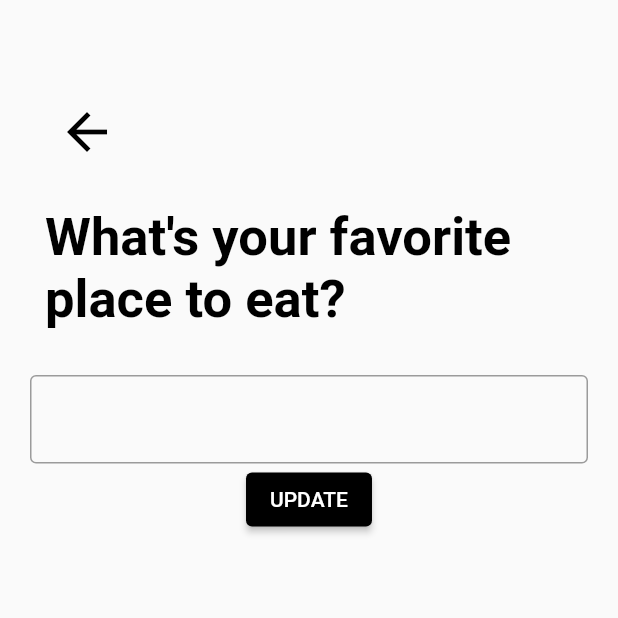
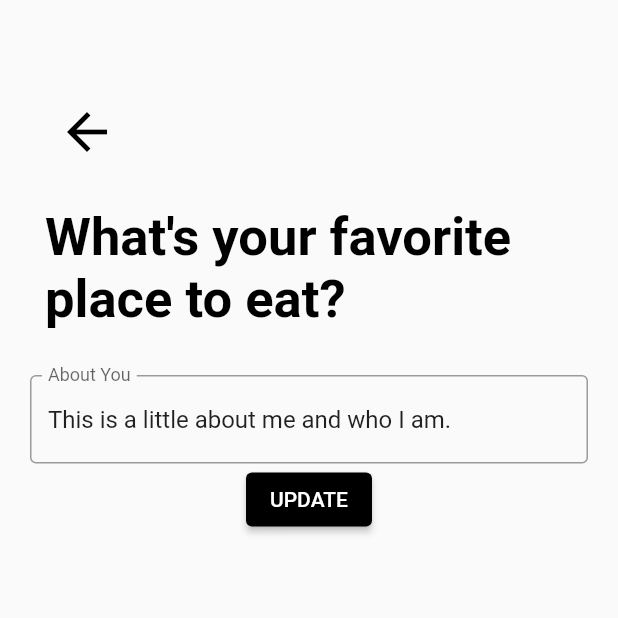
Before and after one commit to Jaydon-Goodrich/mobile-profile-challenge, a Flutter app: the screen it shows after launch, after a tap on "Tell us about yourself", on a phone screen of 412 x 824 dp, the top half of it. Run offline on Flutter 3.47's test engine with Material 2 defaults, Android fonts, the phone set to English and light mode, and no system bars.

Commit message:
pass data and set state between pages

```diff
--- a/mobile/lib/edit.dart
+++ b/mobile/lib/edit.dart
@@ -2,45 +2,65 @@ import 'package:flutter/material.dart';
 
 class EditPage extends StatefulWidget {
   final editType;
-  final label;
+  final editLabel;
+  final data;
 
-  const EditPage({Key? key, this.editType, this.label}) : super(key: key);
-
+  const EditPage({Key? key, this.editType, this.editLabel, this.data})
+      : super(key: key);
 
   @override
   _EditPageState createState() => _EditPageState();
+}
 
-}
 class _EditPageState extends State<EditPage> {
+  var textController = new TextEditingController();
 
-  var textController = new TextEditingController();
   @override
   Widget build(BuildContext context) {
+    switch (widget.editType) {
+      case 'name':
+        {
+          textController.text = widget.data['name'];
+        }
+        break;
+      case 'phone number':
+        {
+          textController.text = widget.data['phone'];
+        }
+        break;
+      case 'email':
+        {
+          textController.text = widget.data['email'];
+        }
+        break;
+      case 'favorite place to eat':
+        {
+          textController.text = widget.data['about_me'];
+        }
+        break;
+      default:
+        {
+          textController.text = '';
+        }
+    }
     return Scaffold(
       body: Center(
           child: Column(
         mainAxisAlignment: MainAxisAlignment.start,
         children: <Widget>[
           SizedBox(height: 50),
-            Row(
-              children: [
+          Row(children: [
             Container(
                 child: Padding(
               padding: EdgeInsets.fromLTRB(30, 10, 0, 0),
               child: IconButton(
-                      icon: Icon(
-                          Icons.arrow_back,
-                          size: 40,
-                          color: Colors.black
-                      ),
+                icon: Icon(Icons.arrow_back, size: 40, color: Colors.black),
                 onPressed: () {
                   Navigator.pop(context);
                 },
               ),
-                  )
-                )
-              ]
-            ),
+            ))
+          ]),
           Row(
             children: [
               Flexible(
@@ -52,8 +72,7 @@ class _EditPageState extends State<EditPage> {
                       style: TextStyle(
                           fontWeight: FontWeight.bold,
                           fontSize: 35,
-                          color: Colors.black
-                      ),
+                          color: Colors.black),
                     ),
                   ),
                 ),
@@ -67,9 +86,9 @@ class _EditPageState extends State<EditPage> {
               children: [
                 Flexible(
                   child: TextField(
-                      decoration: const InputDecoration(
+                    decoration: InputDecoration(
                       border: OutlineInputBorder(),
-                          labelText: ""+ label,
+                      labelText: widget.editLabel,
                     ),
                     controller: textController,
                   ),
@@ -88,19 +107,42 @@ class _EditPageState extends State<EditPage> {
                         primary: Colors.black,
                       ),
                       onPressed: () {
-                        print(this.textController.text);
+                        switch (widget.editType) {
+                          case 'name':
+                            {
+                              widget.data['name'] = textController.text;
+                            }
+                            break;
+                          case 'phone number':
+                            {
+                              widget.data['phone'] = textController.text;
+                            }
+                            break;
+                          case 'email':
+                            {
+                              widget.data['email'] = textController.text;
+                            }
+                            break;
+                          case 'favorite place to eat':
+                            {
+                              widget.data['about_me'] = textController.text;
+                            }
+                            break;
+                          default:
+                            {
+                              textController.text = '';
+                            }
+                        }
+
+                        Navigator.pop(context, widget.data);
                       },
-                      child: Text(
-                        'UPDATE'
-                      )
-                    ),
+                      child: Text('UPDATE')),
                 ),
               ],
             ),
           ),
         ],
-        )
-      ),
+      )),
     );
   }
 }
--- a/mobile/lib/main.dart
+++ b/mobile/lib/main.dart
@@ -27,7 +27,12 @@ class MyHomePage extends StatefulWidget {
 }
 
 class _MyHomePageState extends State<MyHomePage> {
-  // int _counter = 0;
+  var dataObj = {
+    'name': 'Jaydon Goodrich',
+    'phone': '(801) 673-5586',
+    'email': 'JaydonGoodrich@gmail.com',
+    'about_me': 'This is a little about me and who I am.'
+  };
 
   // void _incrementCounter() {
   //   setState(() {
@@ -37,7 +42,6 @@ class _MyHomePageState extends State<MyHomePage> {
 
   @override
   Widget build(BuildContext context) {
-
     return Scaffold(
       body: Center(
         child: Column(
@@ -47,16 +51,12 @@ class _MyHomePageState extends State<MyHomePage> {
             Container(
                 child: Padding(
               padding: EdgeInsets.all(30),
-                child: Text(
-                    'Edit Profile',
+              child: Text('Edit Profile',
                   style: TextStyle(
                       fontWeight: FontWeight.bold,
                       fontSize: 35,
-                        color: Color(0xFF4169e1)
-                    )
-                ),
-              )
-            ),
+                      color: Color(0xFF4169e1))),
+            )),
             Stack(
               alignment: Alignment.center,
               children: [
@@ -72,8 +72,7 @@ class _MyHomePageState extends State<MyHomePage> {
                       image: new DecorationImage(
                         fit: BoxFit.fill,
                         image: ExactAssetImage('assets/images/profilePic1.jpg'),
-                    )
-                  ),
+                      )),
                 ),
                 Align(
                   alignment: Alignment.center,
@@ -81,7 +80,7 @@ class _MyHomePageState extends State<MyHomePage> {
                     padding: EdgeInsets.fromLTRB(100, 0, 0, 100),
                     child: ElevatedButton(
                       onPressed: () {
-                        print('Clicked!');
+                        print(dataObj['email1']);
                       },
                       child: Icon(Icons.create_sharp, color: Color(0xFF4169e1)),
                       style: ElevatedButton.styleFrom(
@@ -105,11 +104,18 @@ class _MyHomePageState extends State<MyHomePage> {
                       style: ElevatedButton.styleFrom(
                         primary: Color(0xFFf9f9f9),
                       ),
-                      onPressed: () {
-                        Navigator.push(
+                      onPressed: () async {
+                        final returnedData = await Navigator.push(
                           context,
-                          MaterialPageRoute(builder: (context) => EditPage(editType: 'name')),
+                          MaterialPageRoute(
+                              builder: (context) => EditPage(
+                                  editType: 'name',
+                                  editLabel: 'Full Name',
+                                  data: dataObj)),
                         );
+                        setState(() {
+                          dataObj = returnedData;
+                        });
                       },
                       child: Padding(
                         padding: EdgeInsets.fromLTRB(15, 0, 15, 0),
@@ -132,12 +138,14 @@ class _MyHomePageState extends State<MyHomePage> {
                             Row(
                               mainAxisAlignment: MainAxisAlignment.spaceBetween,
                               children: <Widget>[
-                                Text(
-                                  'Jaydon Goodrich',
+                                Flexible(
+                                  child: Text(
+                                    dataObj['name'] ?? 'No Name',
                                     style: TextStyle(
                                       fontSize: 20,
                                       fontWeight: FontWeight.w700,
                                       color: Colors.black,
+                                    ),
                                   ),
                                 ),
                                 Icon(
@@ -164,11 +172,18 @@ class _MyHomePageState extends State<MyHomePage> {
                       style: ElevatedButton.styleFrom(
                         primary: Color(0xFFf9f9f9),
                       ),
-                      onPressed: () {
-                        Navigator.push(
+                      onPressed: () async {
+                        final returnedData = await Navigator.push(
                           context,
-                          MaterialPageRoute(builder: (context) => EditPage(editType: 'phone number', label: 'Full Name')),
+                          MaterialPageRoute(
+                              builder: (context) => EditPage(
+                                  editType: 'phone number',
+                                  editLabel: 'Phone Number',
+                                  data: dataObj)),
                         );
+                        setState(() {
+                          dataObj = returnedData;
+                        });
                       },
                       child: Padding(
                         padding: EdgeInsets.fromLTRB(15, 0, 15, 0),
@@ -191,12 +206,14 @@ class _MyHomePageState extends State<MyHomePage> {
                             Row(
                               mainAxisAlignment: MainAxisAlignment.spaceBetween,
                               children: <Widget>[
-                                Text(
-                                  '(801) 673-5586',
+                                Flexible(
+                                  child: Text(
+                                    dataObj['phone'] ?? 'No Phone Number',
                                     style: TextStyle(
                                       fontSize: 20,
                                       fontWeight: FontWeight.w700,
                                       color: Colors.black,
+                                    ),
                                   ),
                                 ),
                                 Icon(
@@ -223,11 +240,18 @@ class _MyHomePageState extends State<MyHomePage> {
                       style: ElevatedButton.styleFrom(
                         primary: Color(0xFFf9f9f9),
                       ),
-                      onPressed: () {
-                        Navigator.push(
+                      onPressed: () async {
+                        final returnedData = await Navigator.push(
                           context,
-                          MaterialPageRoute(builder: (context) => EditPage(editType: 'email')),
+                          MaterialPageRoute(
+                              builder: (context) => EditPage(
+                                  editType: 'email',
+                                  editLabel: 'Email',
+                                  data: dataObj)),
                         );
+                        setState(() {
+                          dataObj = returnedData;
+                        });
                       },
                       child: Padding(
                         padding: EdgeInsets.fromLTRB(15, 0, 15, 0),
@@ -250,12 +274,14 @@ class _MyHomePageState extends State<MyHomePage> {
                             Row(
                               mainAxisAlignment: MainAxisAlignment.spaceBetween,
                               children: <Widget>[
-                                Text(
-                                  'JaydonGoodrich@gmail.com',
+                                Flexible(
+                                  child: Text(
+                                    dataObj['email'] ?? 'No Email',
                                     style: TextStyle(
                                       fontSize: 20,
                                       fontWeight: FontWeight.w700,
                                       color: Colors.black,
+                                    ),
                                   ),
                                 ),
                                 Icon(
@@ -282,11 +308,18 @@ class _MyHomePageState extends State<MyHomePage> {
                       style: ElevatedButton.styleFrom(
                         primary: Color(0xFFf9f9f9),
                       ),
-                      onPressed: () {
-                        Navigator.push(
+                      onPressed: () async {
+                        final returnedData = await Navigator.push(
                           context,
-                          MaterialPageRoute(builder: (context) => EditPage(editType: 'favorite place to eat')),
+                          MaterialPageRoute(
+                              builder: (context) => EditPage(
+                                  editType: 'favorite place to eat',
+                                  editLabel: 'About You',
+                                  data: dataObj)),
                         );
+                        setState(() {
+                          dataObj = returnedData;
+                        });
                       },
                       child: Padding(
                         padding: EdgeInsets.fromLTRB(15, 0, 15, 0),
@@ -311,7 +344,7 @@ class _MyHomePageState extends State<MyHomePage> {
                               children: <Widget>[
                                 Flexible(
                                   child: Text(
-                                    'My name is Jaydon and I love web development and building new things. I like watching basketball and football.',
+                                    dataObj['about_me'] ?? 'No About',
                                     style: TextStyle(
                                       fontSize: 17,
                                       fontWeight: FontWeight.w700,
```
Lines whose indentation alone changed are shown as unchanged.
